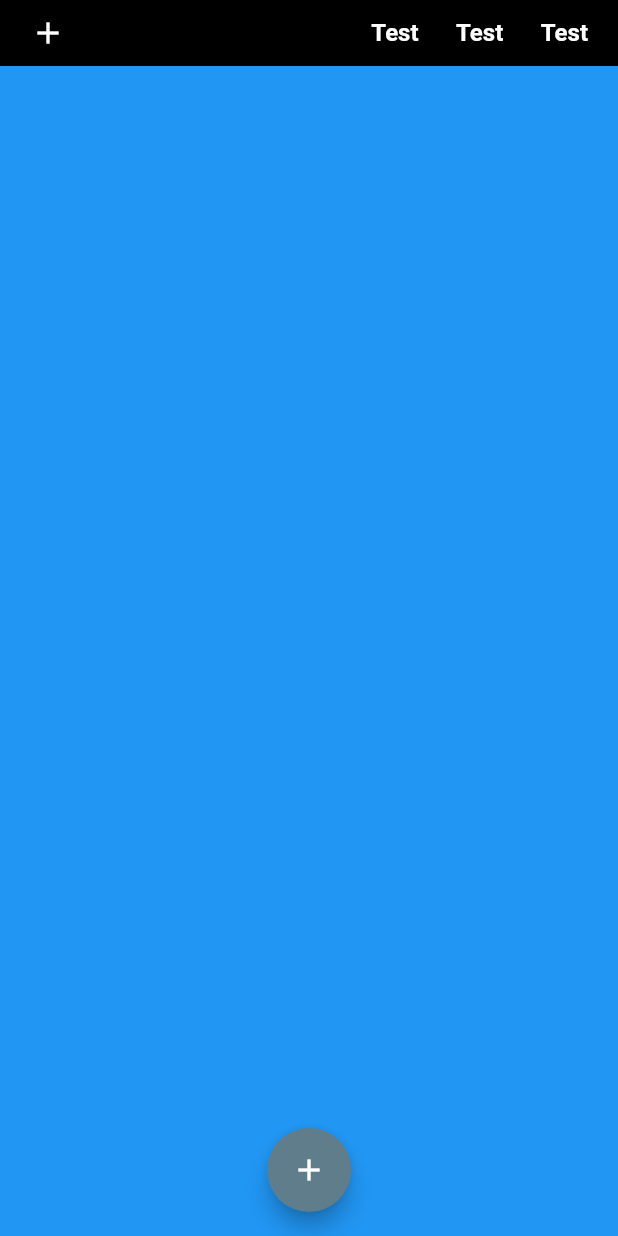
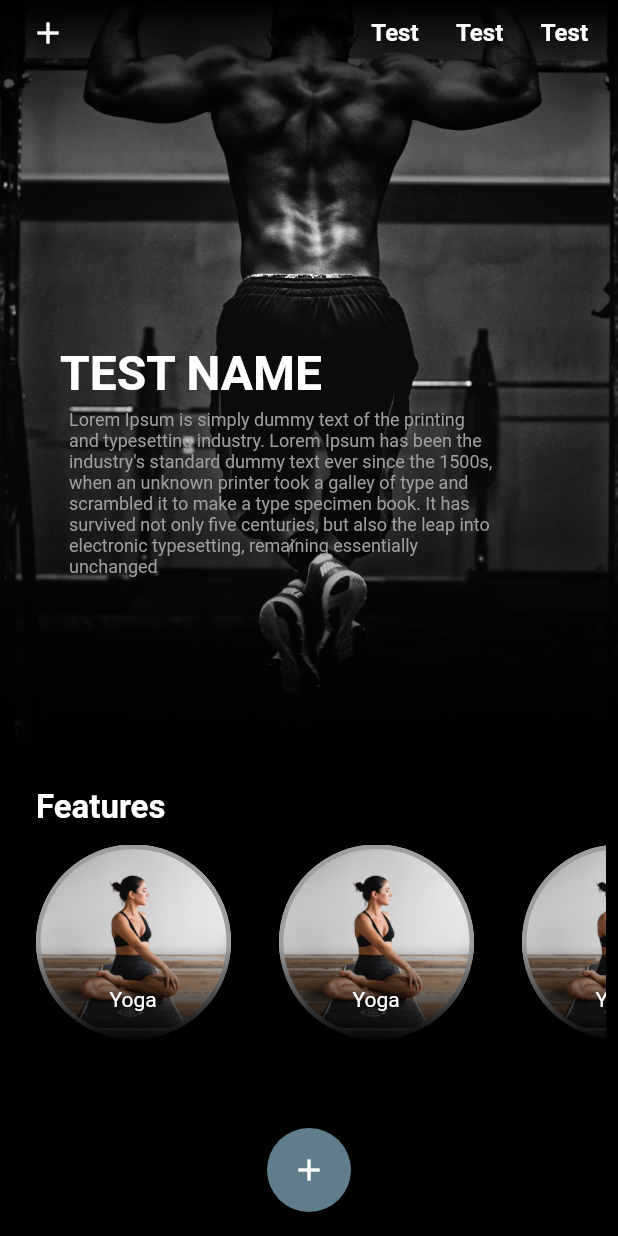
Before and after one commit to KarthikS373/Fitness-Android, a Flutter app: the screen it shows after launch, on a phone screen of 412 x 824 dp. Run offline on Flutter 3.47's test engine with Material 2 defaults, Android fonts, the phone set to English and light mode, and no system bars.

Commit message:
Second Commit

```diff
--- a/lib/Models/headerModel.dart
+++ b/lib/Models/headerModel.dart
@@ -1,15 +1,21 @@
-import 'package:flutter/material.dart';
-
-class Content{
+class Content {
   late final String name;
   late final String imageURL;
   late final String description;
   late final String color;
 
-  Content({
-    required this.name,
-    required this.imageURL,
-    required this.description,
-    this.color = "red"
-  });
+  Content(
+      {required this.name,
+      required this.imageURL,
+      required this.description,
+      this.color = "red"});
 }
+
+const ROOT = "assets/Images/";
+List contents = <Content>[
+  Content(
+      name: "TEST NAME",
+      imageURL: "${ROOT}featured.jpg",
+      description:
+          "Lorem Ipsum is simply dummy text of the printing and typesetting industry. Lorem Ipsum has been the industry's standard dummy text ever since the 1500s, when an unknown printer took a galley of type and scrambled it to make a type specimen book. It has survived not only five centuries, but also the leap into electronic typesetting, remaining essentially unchanged")
+];
--- /dev/null
+++ b/lib/Models/optionModel.dart
@@ -0,0 +1,31 @@
+import 'package:flutter/material.dart';
+
+class Options {
+  final String name;
+  final String imageURL;
+  final Color color;
+  Options({ required this.name, required this.imageURL, this.color = Colors.grey });
+}
+
+const ROOT = "assets/Images/";
+List homeScreenOptions = <Options>[
+  Options(
+    name: "Yoga",
+    imageURL: "${ROOT}yoga.jpg",
+  ),Options(
+    name: "Yoga",
+    imageURL: "${ROOT}yoga.jpg",
+  ),Options(
+    name: "Yoga",
+    imageURL: "${ROOT}yoga.jpg",
+  ),Options(
+    name: "Yoga",
+    imageURL: "${ROOT}yoga.jpg",
+  ),Options(
+    name: "Yoga",
+    imageURL: "${ROOT}yoga.jpg",
+  ),Options(
+    name: "Yoga",
+    imageURL: "${ROOT}yoga.jpg",
+  ),
+];
--- a/lib/Screens/homeScreen.dart
+++ b/lib/Screens/homeScreen.dart
@@ -1,4 +1,8 @@
+import 'package:cultfit/Models/headerModel.dart';
+import 'package:cultfit/Models/optionModel.dart';
 import 'package:cultfit/Widgets/AppBar/homeAppBar.dart';
+import 'package:cultfit/Widgets/Content/scrollableCircularContents.dart';
+import 'package:cultfit/Widgets/Content/scrollableContentHeader.dart';
 import 'package:flutter/material.dart';
 
 class HomeScreen extends StatefulWidget {
@@ -38,6 +42,7 @@ class _HomeScreenState extends State<HomeScreen> {
           scrollOffset: _scrollOffset,
         ),
       ),
+      extendBodyBehindAppBar: true,
       floatingActionButton: FloatingActionButton(
         backgroundColor: Colors.blueGrey,
         child: const Icon(Icons.add),
@@ -50,11 +55,19 @@ class _HomeScreenState extends State<HomeScreen> {
         controller: _scrollController,
         slivers: [
           SliverToBoxAdapter(
-            child: Container(
-              height: 1000,
-              color: Colors.blue,
+            child: ScrollableContentHeader(
+              featuredContent: contents[0],
             ),
-          )
+          ),
+          SliverPadding(
+            padding: const EdgeInsets.only(top: 25),
+            sliver: SliverToBoxAdapter(
+              child: ScrollableCircularContents(
+                title: "Features",
+                list: homeScreenOptions,
+              ),
+            ),
+          ),
         ],
       ),
     );
--- /dev/null
+++ b/lib/Widgets/Content/scrollableCircularContents.dart
@@ -0,0 +1,89 @@
+import 'package:flutter/material.dart';
+import 'package:flutter/rendering.dart';
+
+class ScrollableCircularContents extends StatelessWidget {
+  final String title;
+  final List list;
+
+  const ScrollableCircularContents(
+      {Key? key, required this.title, required this.list})
+      : super(key: key);
+
+  @override
+  Widget build(BuildContext context) {
+    return Column(
+      crossAxisAlignment: CrossAxisAlignment.start,
+      children: [
+        Padding(
+          padding: const EdgeInsets.symmetric(horizontal: 24.0),
+          child: Text(
+            title,
+            style: const TextStyle(
+              color: Colors.white,
+              fontSize: 22,
+              fontWeight: FontWeight.bold,
+            ),
+          ),
+        ),
+        Container(
+          padding: const EdgeInsets.symmetric(horizontal: 8, vertical: 12),
+          height: 165,
+          child: ListView.builder(
+            scrollDirection: Axis.horizontal,
+            itemBuilder: (BuildContext context, int index) {
+              final content = list[index];
+              return GestureDetector(
+                onTap: () => print(content.name),
+                child: Stack(
+                  children: [
+                    Container(
+                      margin: const EdgeInsets.symmetric(horizontal: 16),
+                      height: 130,
+                      width: 130,
+                      decoration: BoxDecoration(
+                          image: DecorationImage(
+                            image: AssetImage(content.imageURL),
+                            fit: BoxFit.cover,
+                          ),
+                          shape: BoxShape.circle,
+                          border: Border.all(color: content.color, width: 3)),
+                    ),
+                    Container(
+                      margin: const EdgeInsets.symmetric(horizontal: 16, vertical: 2),
+                      height: 130,
+                      width: 130,
+                      decoration: const BoxDecoration(
+                        shape: BoxShape.circle,
+                        gradient: LinearGradient(
+                          colors: [
+                            Colors.black,
+                            Colors.transparent,
+                            Colors.transparent,
+                          ],
+                          begin: Alignment.bottomCenter,
+                          end: Alignment.topCenter,
+                        ),
+                      ),
+                    ),
+                    Positioned(
+                      bottom: 30,
+                      left: 65,
+                      right: 65,
+                      child: Text(
+                        content.name,
+                        style: const TextStyle(
+                          color: Colors.white,
+                        ),
+                      ),
+                    )
+                  ],
+                ),
+              );
+            },
+            itemCount: list.length,
+          ),
+        ),
+      ],
+    );
+  }
+}
--- /dev/null
+++ b/lib/Widgets/Content/scrollableContentHeader.dart
@@ -0,0 +1,101 @@
+import 'package:flutter/material.dart';
+
+import '../../Models/headerModel.dart';
+
+class ScrollableContentHeader extends StatelessWidget {
+  final Content featuredContent;
+
+  const ScrollableContentHeader({Key? key, required this.featuredContent})
+      : super(key: key);
+
+  @override
+  Widget build(BuildContext context) {
+    return Stack(
+      children: [
+        Container(
+          height: 500,
+          width: double.infinity,
+          decoration: BoxDecoration(
+            image: DecorationImage(
+              image: AssetImage(featuredContent.imageURL),
+              fit: BoxFit.cover,
+            ),
+          ),
+        ),
+        Container(
+          height: 500,
+          width: double.infinity,
+          decoration: const BoxDecoration(
+            gradient: LinearGradient(
+              colors: [
+                Colors.black,
+                Colors.transparent,
+                Colors.transparent,
+                Colors.transparent,
+              ],
+              begin: Alignment.topCenter,
+              end: Alignment.bottomCenter,
+            ),
+          ),
+        ),
+        Container(
+          height: 500,
+          width: double.infinity,
+          decoration: const BoxDecoration(
+            gradient: LinearGradient(
+              colors: [
+                Colors.black,
+                Colors.transparent,
+                Colors.transparent,
+                Colors.transparent,
+              ],
+              begin: Alignment.bottomCenter,
+              end: Alignment.topCenter,
+            ),
+          ),
+        ),
+        Positioned(
+          top: 230,
+          left: 40,
+          right: 0,
+          child: SizedBox(
+            width: double.infinity,
+            child: Column(
+              mainAxisAlignment: MainAxisAlignment.start,
+              crossAxisAlignment: CrossAxisAlignment.start,
+              children: [
+                Text(
+                  featuredContent.name,
+                  style: const TextStyle(
+                    fontSize: 32,
+                    fontWeight: FontWeight.w600,
+                    color: Colors.white,
+                  ),
+                ),
+                const SizedBox(
+                  height: 5,
+                ),
+                Padding(
+                  padding: const EdgeInsets.only(left: 6.0, right: 80),
+                  child: Text(
+                    featuredContent.description,
+                    style: const TextStyle(
+                      fontSize: 12,
+                      color: Colors.grey
+                    ),
+                  ),
+                ),
+              ],
+            ),
+          ),
+        ),
+        Positioned(
+          left: 0,
+          right: 0,
+          bottom: 40.0,
+          child: Row(),
+        ),
+      ],
+    );
+  }
+}
```
Also changed, not shown: assets/Images/featured.jpg (added), assets/Images/yoga.jpg (added).
